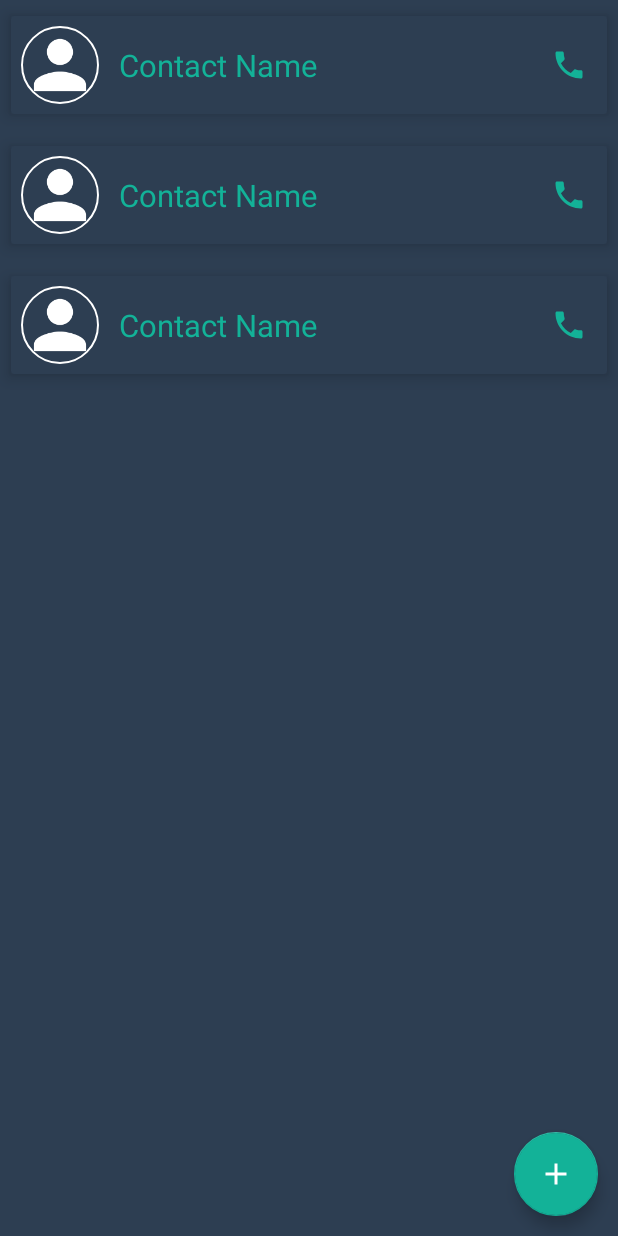
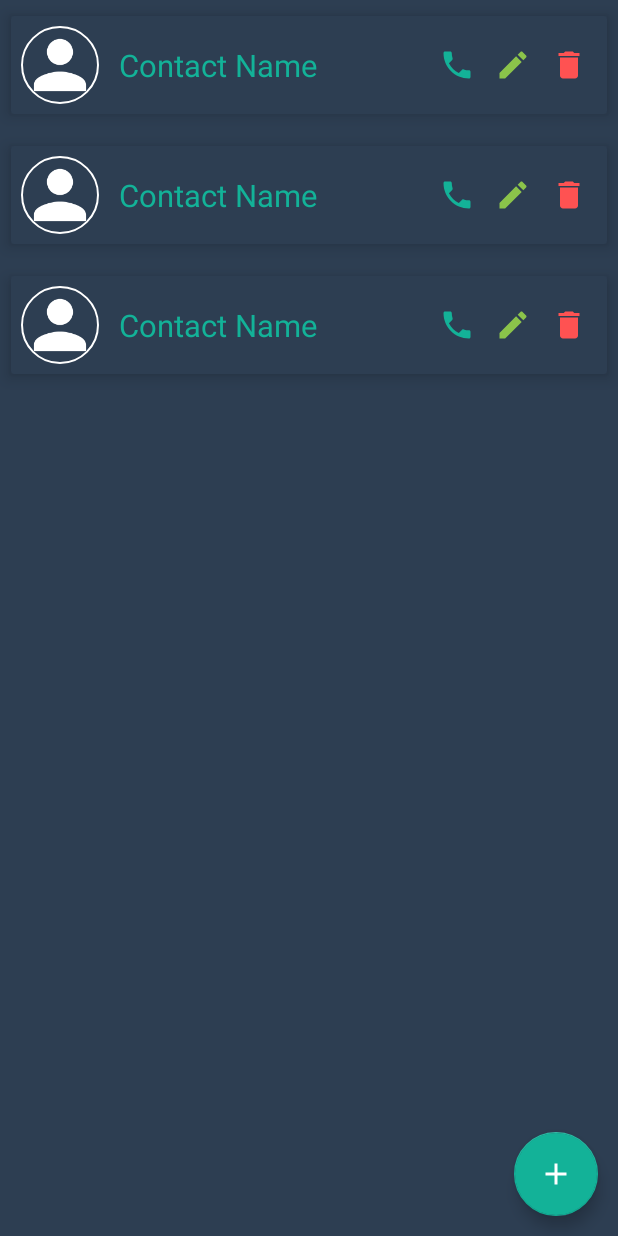
Before and after one commit to cristiandronache03/ConstactAgenda, an Android app: the layout activity_main.xml on its own in the app's theme, with its tools: preview values and no code run, on a phone screen of 412 x 824 dp. Run offline under Robolectric (Android 15) with nearby library versions, the phone set to English and light mode, and no system bars.

Commit message:
added edit and delete function

```diff
--- a/app/src/main/java/com/example/contactagenda/MainActivity.java
+++ b/app/src/main/java/com/example/contactagenda/MainActivity.java
@@ -39,6 +39,7 @@ public class MainActivity extends AppCompatActivity {
             public void onClick(View v) {
                 // move to new activity to add contact
                 Intent intent = new Intent(MainActivity.this, AddContact.class);
+                intent.putExtra("isEditMode",false);
                 startActivity(intent);
             }
         });
--- /dev/null
+++ b/app/src/main/res/drawable/baseline_check_24.xml
@@ -0,0 +1,5 @@
+<vector android:height="24dp" android:tint="#FFFFFF"
+    android:viewportHeight="24" android:viewportWidth="24"
+    android:width="24dp" xmlns:android="http://schemas.android.com/apk/res/android">
+    <path android:fillColor="@android:color/white" android:pathData="M9,16.17L4.83,12l-1.42,1.41L9,19 21,7l-1.41,-1.41z"/>
+</vector>
--- /dev/null
+++ b/app/src/main/res/drawable/baseline_delete_24.xml
@@ -0,0 +1,5 @@
+<vector android:height="24dp" android:tint="#FFFFFF"
+    android:viewportHeight="24" android:viewportWidth="24"
+    android:width="24dp" xmlns:android="http://schemas.android.com/apk/res/android">
+    <path android:fillColor="@android:color/white" android:pathData="M6,19c0,1.1 0.9,2 2,2h8c1.1,0 2,-0.9 2,-2V7H6v12zM19,4h-3.5l-1,-1h-5l-1,1H5v2h14V4z"/>
+</vector>
--- /dev/null
+++ b/app/src/main/res/drawable/baseline_edit_24.xml
@@ -0,0 +1,5 @@
+<vector android:height="24dp" android:tint="#FFFFFF"
+    android:viewportHeight="24" android:viewportWidth="24"
+    android:width="24dp" xmlns:android="http://schemas.android.com/apk/res/android">
+    <path android:fillColor="@android:color/white" android:pathData="M3,17.25V21h3.75L17.81,9.94l-3.75,-3.75L3,17.25zM20.71,7.04c0.39,-0.39 0.39,-1.02 0,-1.41l-2.34,-2.34c-0.39,-0.39 -1.02,-0.39 -1.41,0l-1.83,1.83 3.75,3.75 1.83,-1.83z"/>
+</vector>
--- a/app/src/main/res/layout/activity_add_contact.xml
+++ b/app/src/main/res/layout/activity_add_contact.xml
@@ -109,7 +109,7 @@
         android:layout_alignParentEnd="true"
         android:layout_alignParentBottom="true"
         android:layout_margin="@dimen/_10sdp"
-        android:src="@drawable/baseline_add_24"
+        android:src="@drawable/baseline_check_24"
         app:tint="@color/white"
         app:backgroundTint="@color/colorTextPrimary"
         android:elevation="@dimen/_5sdp"
--- a/app/src/main/res/layout/row_contact_item.xml
+++ b/app/src/main/res/layout/row_contact_item.xml
@@ -6,6 +6,7 @@
     android:backgroundTint="@color/colorSecondary"
     app:cardUseCompatPadding="true"
     app:cardElevation="@dimen/_5sdp">
+
 
     <RelativeLayout
         android:layout_width="match_parent"
@@ -20,24 +21,44 @@
             android:padding="@dimen/_5sdp"/>
         <TextView
             android:id="@+id/contact_name"
-            android:layout_width="match_parent"
+            android:layout_width="wrap_content"
             android:layout_height="wrap_content"
             android:text="Contact Name"
             android:textColor="@color/colorTextPrimary"
             android:layout_marginStart="@dimen/_5sdp"
             android:layout_toEndOf="@+id/contact_image"
-            android:layout_toStartOf="@+id/contact_number_dial"
             android:layout_centerInParent="true"
             android:textSize="@dimen/_16sdp"/>
-        <ImageView
-            android:id="@+id/contact_number_dial"
-            android:layout_width="wrap_content"
+        <LinearLayout
+            android:layout_width="match_parent"
             android:layout_height="wrap_content"
-            android:src="@drawable/baseline_local_phone_24"
-            android:layout_alignParentEnd="true"
             android:layout_centerInParent="true"
-            android:layout_marginEnd="@dimen/_10sdp"
-            app:tint="@color/colorTextPrimary" />
+            android:gravity="end"
+            >
+
+            <ImageView
+                android:id="@+id/contact_number_dial"
+                android:layout_width="wrap_content"
+                android:layout_height="wrap_content"
+                android:src="@drawable/baseline_local_phone_24"
+                android:layout_marginEnd="@dimen/_10sdp"
+                app:tint="@color/colorTextPrimary" />
+            <ImageView
+                android:id="@+id/editIv"
+                android:layout_width="wrap_content"
+                android:layout_height="wrap_content"
+                android:src="@drawable/baseline_edit_24"
+                android:layout_marginEnd="@dimen/_10sdp"
+                app:tint="#8BC34A" />
+            <ImageView
+                android:id="@+id/deleteIv"
+                android:layout_width="wrap_content"
+                android:layout_height="wrap_content"
+                android:src="@drawable/baseline_delete_24"
+                android:layout_marginEnd="@dimen/_10sdp"
+                app:tint="@color/colorThemeExtra" />
+
+        </LinearLayout>
 
 
 
--- a/app/src/main/res/values/strings.xml
+++ b/app/src/main/res/values/strings.xml
@@ -1,3 +1,6 @@
 <resources>
     <string name="app_name">ContactAgenda</string>
+    <string name="dialog_delete">Confirm delete</string>
+    <string name="yes_answer">Yes</string>
+    <string name="no_answer">No</string>
 </resources>
```
Also changed, not shown: app/src/main/java/com/example/contactagenda/AdapterContact.java (+42 -2 lines), app/src/main/java/com/example/contactagenda/AddContact.java (+52 -3 lines).
